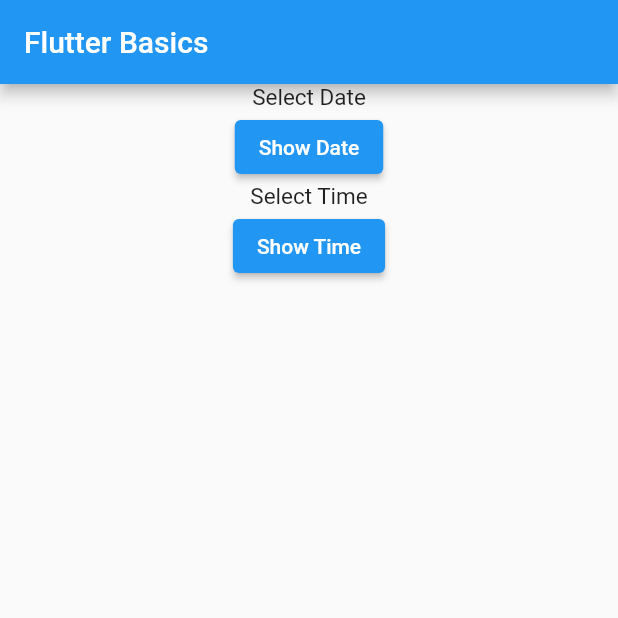
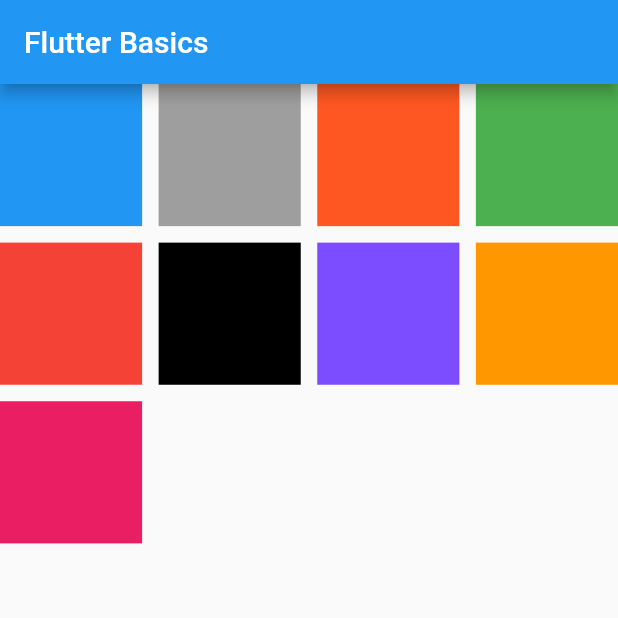
Before and after one commit to KiranKhadd29/practiceFlutter, a Flutter app: the screen it shows after launch, on a phone screen of 412 x 824 dp, the top half of it. Run offline on Flutter 3.47's test engine with Material 2 defaults, Android fonts, the phone set to English and light mode, and no system bars.

Commit message:
Widget - Grid View: Count, Extemd, Builder

```diff
--- a/Kiran Workspace/flutter_basics/lib/main.dart
+++ b/Kiran Workspace/flutter_basics/lib/main.dart
@@ -45,6 +45,8 @@
   @override
   Widget build(BuildContext context) {
     var arrnames = ['Kiran','Sayali','Kiya','Kiyansh','Siya','Siyansh'];
+    var arrColors = [Colors.blue, Colors.grey, Colors.deepOrange, Colors.green, Colors.red, Colors.black,
+      Colors.deepPurpleAccent, Colors.orange, Colors.pink];
     var todayTime = DateTime.now();
     return Scaffold(
         appBar: AppBar(
@@ -53,8 +55,65 @@
           title: Text('Flutter Basics'),
         ),
         body:
+
+      ////////// Grid View Builder ////////////////////
+      GridView.builder(
+        itemBuilder: (context,index){
+        return Container(color :arrColors[index] );
+      },
+      itemCount: arrColors.length,
+      gridDelegate: SliverGridDelegateWithMaxCrossAxisExtent(
+            maxCrossAxisExtent: 100,
+            crossAxisSpacing: 11,
+            mainAxisSpacing: 11
+      ),
+
+        ),
+
+
+
+      ////////// Grid View ////////////////////
+      /*
+      GridView.count(
+        crossAxisCount: 3,
+        crossAxisSpacing: 11,
+        mainAxisSpacing: 11,
+      children: [
+        Container( color:arrColors[0]),
+        Container( color:arrColors[1]),
+        Container( color:arrColors[2]),
+        Container( color:arrColors[3]),
+        Container( color:arrColors[4]),
+        Container( color:arrColors[5]),
+        Container( color:arrColors[6]),
+        Container( color:arrColors[7]),
+        Container( color:arrColors[8]),
+      ],
+      )
+      */
+
+      ////////// Grid View Extent ////////////////////
+      /*
+      GridView.extent(
+      maxCrossAxisExtent: 100,
+      crossAxisSpacing: 11,
+      mainAxisSpacing: 11,
+      children: [
+        Container( color:arrColors[0]),
+        Container( color:arrColors[1]),
+        Container( color:arrColors[2]),
+        Container( color:arrColors[3]),
+        Container( color:arrColors[4]),
+        Container( color:arrColors[5]),
+        Container( color:arrColors[6]),
+        Container( color:arrColors[7]),
+        Container( color:arrColors[8]),
+      ],
+    )
+        */
+
       ////////// Date & Time Picker ////////////////////
-
+      /*
       Center(
         child: Container(
           child: Column(
@@ -93,7 +152,7 @@
           ),
         ),
       )
-
+      */
 
       ////////// Get Current Date & Time ////////////////////
       /*
```
